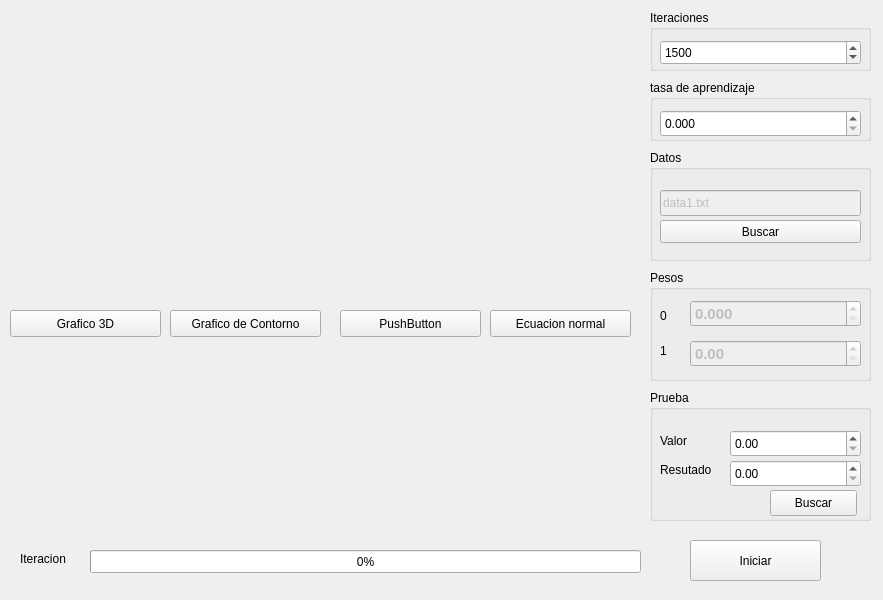
Old version of the form form.ui in the repository roderiix/Tarea2-IA.
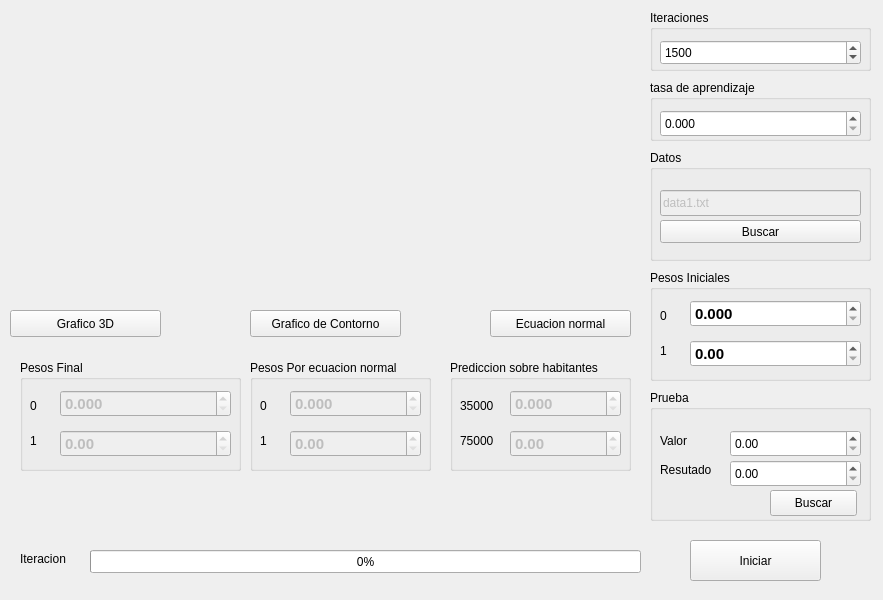
New version of the form. Custom widgets are drawn as their Qt base class.

What changed in the file:
```diff
--- a/form.ui
+++ b/form.ui
@@ -268,11 +268,11 @@
     </rect>
    </property>
    <property name="title">
-    <string>Pesos</string>
+    <string>Pesos Iniciales</string>
    </property>
    <widget class="QDoubleSpinBox" name="theta1_input">
     <property name="enabled">
-     <bool>false</bool>
+     <bool>true</bool>
     </property>
     <property name="geometry">
      <rect>
@@ -296,7 +296,7 @@
    </widget>
    <widget class="QDoubleSpinBox" name="theta2_input">
     <property name="enabled">
-     <bool>false</bool>
+     <bool>true</bool>
     </property>
     <property name="geometry">
      <rect>
@@ -358,7 +358,7 @@
   <widget class="QPushButton" name="btnGraphContorno">
    <property name="geometry">
     <rect>
-     <x>170</x>
+     <x>250</x>
      <y>310</y>
      <width>151</width>
      <height>27</height>
@@ -387,19 +387,6 @@
     <string>Ecuacion normal</string>
    </property>
   </widget>
-  <widget class="QPushButton" name="pushButton">
-   <property name="geometry">
-    <rect>
-     <x>340</x>
-     <y>310</y>
-     <width>141</width>
-     <height>27</height>
-    </rect>
-   </property>
-   <property name="text">
-    <string>PushButton</string>
-   </property>
-  </widget>
   <widget class="QPushButton" name="btnGraph3D">
    <property name="geometry">
     <rect>
@@ -413,6 +400,258 @@
     <string>Grafico 3D</string>
    </property>
   </widget>
+  <widget class="QGroupBox" name="groupBox_6">
+   <property name="geometry">
+    <rect>
+     <x>20</x>
+     <y>360</y>
+     <width>221</width>
+     <height>111</height>
+    </rect>
+   </property>
+   <property name="title">
+    <string>Pesos Final</string>
+   </property>
+   <widget class="QDoubleSpinBox" name="theta0f">
+    <property name="enabled">
+     <bool>false</bool>
+    </property>
+    <property name="geometry">
+     <rect>
+      <x>40</x>
+      <y>30</y>
+      <width>171</width>
+      <height>27</height>
+     </rect>
+    </property>
+    <property name="font">
+     <font>
+      <family>Arial</family>
+      <pointsize>11</pointsize>
+      <weight>75</weight>
+      <bold>true</bold>
+     </font>
+    </property>
+    <property name="decimals">
+     <number>3</number>
+    </property>
+   </widget>
+   <widget class="QDoubleSpinBox" name="theta2f">
+    <property name="enabled">
+     <bool>false</bool>
+    </property>
+    <property name="geometry">
+     <rect>
+      <x>40</x>
+      <y>70</y>
+      <width>171</width>
+      <height>27</height>
+     </rect>
+    </property>
+    <property name="font">
+     <font>
+      <family>Arial</family>
+      <pointsize>11</pointsize>
+      <weight>75</weight>
+      <bold>true</bold>
+     </font>
+    </property>
+   </widget>
+   <widget class="QLabel" name="label_5">
+    <property name="geometry">
+     <rect>
+      <x>10</x>
+      <y>35</y>
+      <width>21</width>
+      <height>21</height>
+     </rect>
+    </property>
+    <property name="text">
+     <string>0</string>
+    </property>
+   </widget>
+   <widget class="QLabel" name="label_6">
+    <property name="geometry">
+     <rect>
+      <x>10</x>
+      <y>70</y>
+      <width>21</width>
+      <height>21</height>
+     </rect>
+    </property>
+    <property name="text">
+     <string>1</string>
+    </property>
+   </widget>
+  </widget>
+  <widget class="QGroupBox" name="groupBox_7">
+   <property name="geometry">
+    <rect>
+     <x>250</x>
+     <y>360</y>
+     <width>181</width>
+     <height>111</height>
+    </rect>
+   </property>
+   <property name="title">
+    <string>Pesos Por ecuacion normal</string>
+   </property>
+   <widget class="QDoubleSpinBox" name="theta0n">
+    <property name="enabled">
+     <bool>false</bool>
+    </property>
+    <property name="geometry">
+     <rect>
+      <x>40</x>
+      <y>30</y>
+      <width>131</width>
+      <height>27</height>
+     </rect>
+    </property>
+    <property name="font">
+     <font>
+      <family>Arial</family>
+      <pointsize>11</pointsize>
+      <weight>75</weight>
+      <bold>true</bold>
+     </font>
+    </property>
+    <property name="decimals">
+     <number>3</number>
+    </property>
+   </widget>
+   <widget class="QDoubleSpinBox" name="theta1n">
+    <property name="enabled">
+     <bool>false</bool>
+    </property>
+    <property name="geometry">
+     <rect>
+      <x>40</x>
+      <y>70</y>
+      <width>131</width>
+      <height>27</height>
+     </rect>
+    </property>
+    <property name="font">
+     <font>
+      <family>Arial</family>
+      <pointsize>11</pointsize>
+      <weight>75</weight>
+      <bold>true</bold>
+     </font>
+    </property>
+   </widget>
+   <widget class="QLabel" name="label_7">
+    <property name="geometry">
+     <rect>
+      <x>10</x>
+      <y>35</y>
+      <width>21</width>
+      <height>21</height>
+     </rect>
+    </property>
+    <property name="text">
+     <string>0</string>
+    </property>
+   </widget>
+   <widget class="QLabel" name="label_8">
+    <property name="geometry">
+     <rect>
+      <x>10</x>
+      <y>70</y>
+      <width>21</width>
+      <height>21</height>
+     </rect>
+    </property>
+    <property name="text">
+     <string>1</string>
+    </property>
+   </widget>
+  </widget>
+  <widget class="QGroupBox" name="groupBox_8">
+   <property name="geometry">
+    <rect>
+     <x>450</x>
+     <y>360</y>
+     <width>181</width>
+     <height>111</height>
+    </rect>
+   </property>
+   <property name="title">
+    <string>Prediccion sobre habitantes</string>
+   </property>
+   <widget class="QDoubleSpinBox" name="resultado35">
+    <property name="enabled">
+     <bool>false</bool>
+    </property>
+    <property name="geometry">
+     <rect>
+      <x>60</x>
+      <y>30</y>
+      <width>111</width>
+      <height>27</height>
+     </rect>
+    </property>
+    <property name="font">
+     <font>
+      <family>Arial</family>
+      <pointsize>11</pointsize>
+      <weight>75</weight>
+      <bold>true</bold>
+     </font>
+    </property>
+    <property name="decimals">
+     <number>3</number>
+    </property>
+   </widget>
+   <widget class="QDoubleSpinBox" name="resultado75">
+    <property name="enabled">
+     <bool>false</bool>
+    </property>
+    <property name="geometry">
+     <rect>
+      <x>60</x>
+      <y>70</y>
+      <width>111</width>
+      <height>27</height>
+     </rect>
+    </property>
+    <property name="font">
+     <font>
+      <family>Arial</family>
+      <pointsize>11</pointsize>
+      <weight>75</weight>
+      <bold>true</bold>
+     </font>
+    </property>
+   </widget>
+   <widget class="QLabel" name="label_9">
+    <property name="geometry">
+     <rect>
+      <x>10</x>
+      <y>35</y>
+      <width>41</width>
+      <height>21</height>
+     </rect>
+    </property>
+    <property name="text">
+     <string>35000</string>
+    </property>
+   </widget>
+   <widget class="QLabel" name="label_10">
+    <property name="geometry">
+     <rect>
+      <x>10</x>
+      <y>70</y>
+      <width>41</width>
+      <height>21</height>
+     </rect>
+    </property>
+    <property name="text">
+     <string>75000</string>
+    </property>
+   </widget>
+  </widget>
  </widget>
  <customwidgets>
   <customwidget>
```
Left out of the diff: 2 changed lines with no effect on the pictures.
